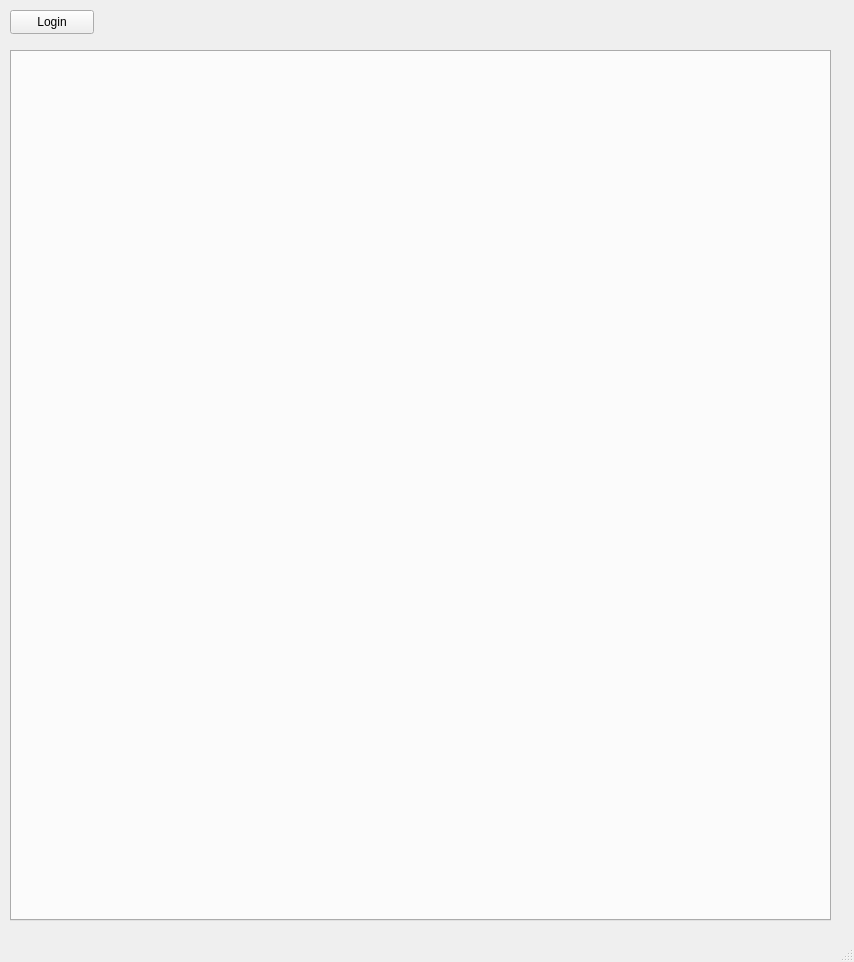
Qt form mainwindow.ui (Q-Wednesday/FTPClient) before a commit.
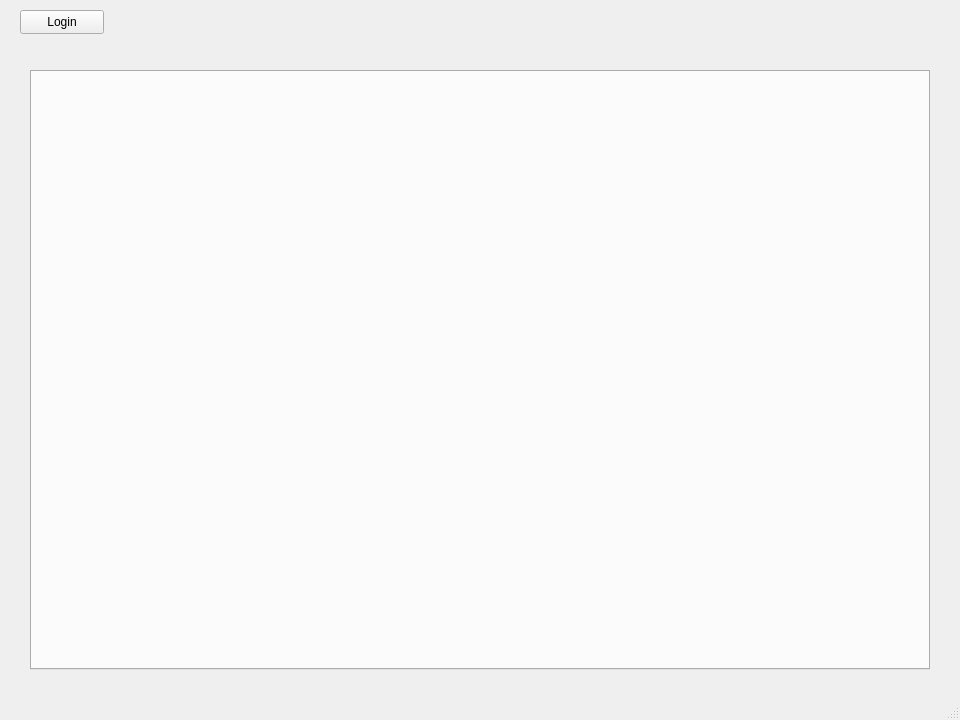
The same form after that commit.

```diff
--- a/mainwindow.ui
+++ b/mainwindow.ui
@@ -6,8 +6,8 @@
    <rect>
     <x>0</x>
     <y>0</y>
-    <width>854</width>
-    <height>962</height>
+    <width>960</width>
+    <height>720</height>
    </rect>
   </property>
   <property name="windowTitle">
@@ -17,7 +17,7 @@
    <widget class="QPushButton" name="loginButton">
     <property name="geometry">
      <rect>
-      <x>10</x>
+      <x>20</x>
       <y>10</y>
       <width>84</width>
       <height>24</height>
@@ -30,10 +30,10 @@
    <widget class="QTabWidget" name="sessionTab">
     <property name="geometry">
      <rect>
-      <x>10</x>
-      <y>50</y>
-      <width>821</width>
-      <height>871</height>
+      <x>30</x>
+      <y>70</y>
+      <width>900</width>
+      <height>600</height>
      </rect>
     </property>
     <property name="currentIndex">
```
Left out of the diff: 2 changed lines with no effect on the pictures.
